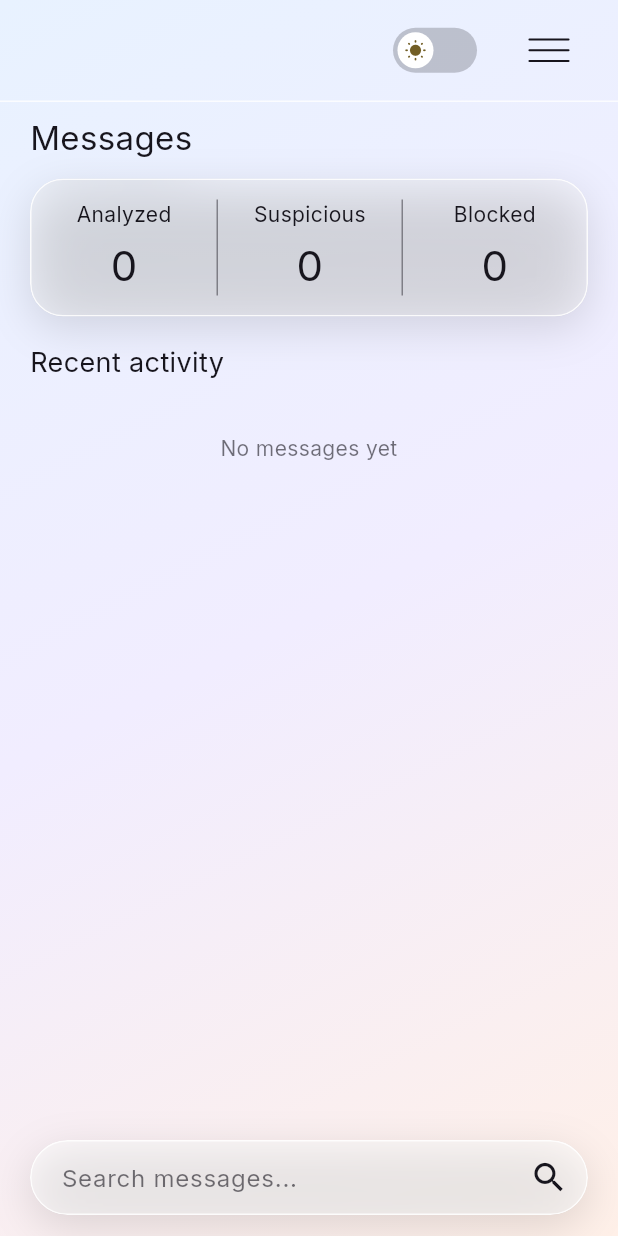
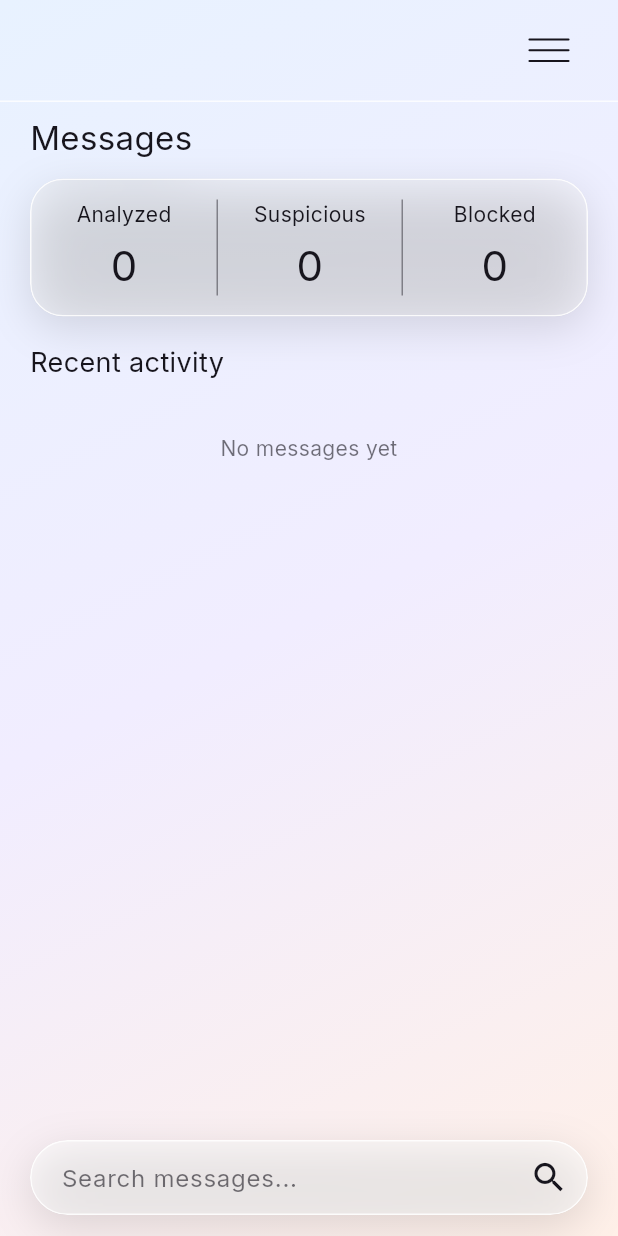
Before and after one commit to earllawrence-D/SMS-Shield, a Flutter app: the screen it shows after launch, on a phone screen of 412 x 824 dp. Run offline on Flutter 3.47's test engine with Material 3 defaults, Android fonts, the phone set to English and light mode, and no system bars; our stand-ins replace google_fonts, permission_handler, shared_preferences.

Commit message:
moved the darkmode switch to settings

```diff
--- a/lib/main.dart
+++ b/lib/main.dart
@@ -287,6 +287,20 @@ class _MessagesHomeState extends State<MessagesHome>
                     Text('No call activity yet',
                         style: TextStyle(color: muted)),
                 ] else ...[
+                  _glassPanel(Row(children: [
+                    Expanded(
+                        child: Column(
+                            crossAxisAlignment: CrossAxisAlignment.start,
+                            children: [
+                          Text('Appearance',
+                              style: TextStyle(color: ink, fontSize: 16)),
+                          const SizedBox(height: 4),
+                          Text(widget.dark ? 'Dark mode' : 'Light mode',
+                              style: TextStyle(color: muted, fontSize: 13)),
+                        ])),
+                    _themeSwitch(),
+                  ])),
+                  const SizedBox(height: 12),
                   _glassPanel(Column(
                       crossAxisAlignment: CrossAxisAlignment.start,
                       children: [
@@ -365,8 +379,6 @@ class _MessagesHomeState extends State<MessagesHome>
                     color: Colors.white.withOpacity(widget.dark ? .55 : .8)))),
         child: Row(children: [
           const Spacer(),
-          _themeSwitch(),
-          const SizedBox(width: 24),
           IconButton(
               onPressed: () => setState(() => menu = !menu),
               tooltip: menu ? 'Close navigation menu' : 'Open navigation menu',
```
